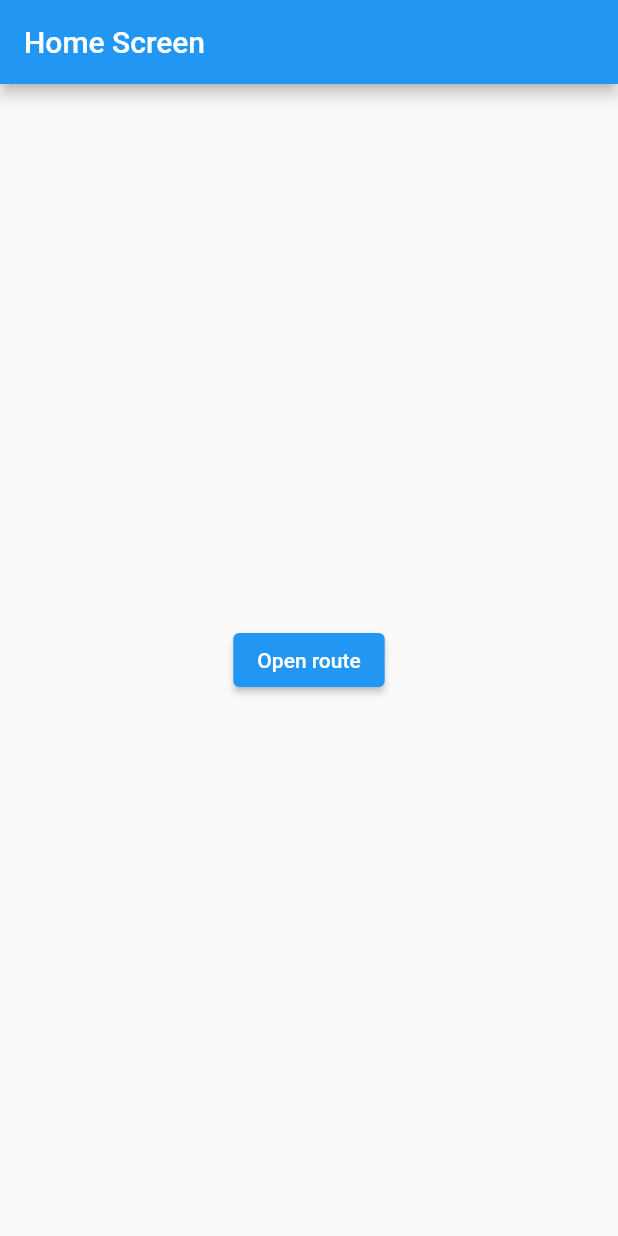
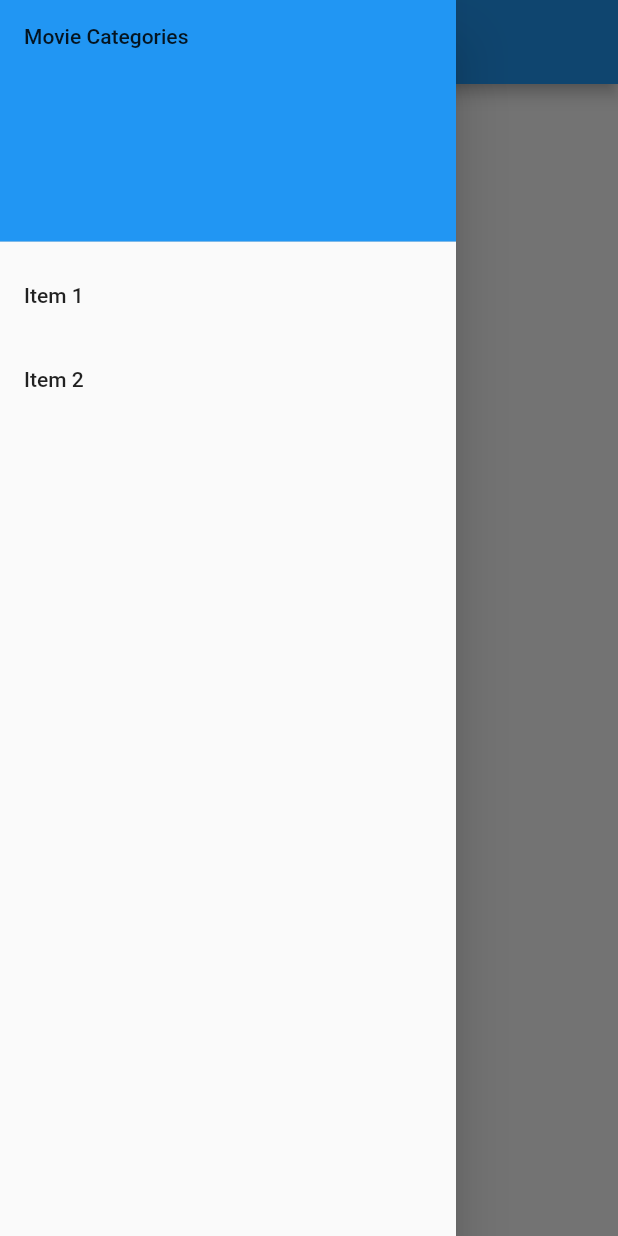
Before and after one commit to foobaragency/bench-movie-app-monorepo, a Flutter app: the screen it shows after launch, with the side drawer open (before the commit the screen has no drawer), on a phone screen of 412 x 824 dp. Run offline on Flutter 3.47's test engine with Material 2 defaults, Android fonts, the phone set to English and light mode, and no system bars.

Commit message:
feat: create custom scaffold and category drawer

```diff
--- /dev/null
+++ b/apps/bench-flutter-movie-app/movie_app/lib/layout/movie_app_scaffold.dart
@@ -0,0 +1,26 @@
+import 'package:flutter/material.dart';
+import 'package:flutter/widgets.dart';
+import 'package:movie_app/widgets/movie_category_drawer.dart';
+
+class MovieAppScaffold extends StatelessWidget {
+  final String title;
+  final Widget body;
+  final bool showsCategoryDrawer;
+
+  const MovieAppScaffold(
+      {super.key,
+      required this.title,
+      required this.body,
+      this.showsCategoryDrawer = false});
+
+  @override
+  Widget build(BuildContext context) {
+    return Scaffold(
+      appBar: AppBar(
+        title: Text(title),
+      ),
+      body: body,
+      drawer: showsCategoryDrawer ? const MovieCategoryDrawer() : null,
+    );
+  }
+}
--- a/apps/bench-flutter-movie-app/movie_app/lib/screens/home_screen.dart
+++ b/apps/bench-flutter-movie-app/movie_app/lib/screens/home_screen.dart
@@ -1,4 +1,5 @@
 import 'package:flutter/material.dart';
+import 'package:movie_app/layout/movie_app_scaffold.dart';
 import 'package:movie_app/screens/movie_details_screen.dart';
 
 class HomeScreen extends StatelessWidget {
@@ -6,10 +7,8 @@ class HomeScreen extends StatelessWidget {
 
   @override
   Widget build(BuildContext context) {
-    return Scaffold(
-      appBar: AppBar(
-        title: const Text('Home Screen'),
-      ),
+    return MovieAppScaffold(
+      title: 'Home Screen',
       body: Center(
         child: ElevatedButton(
           child: const Text('Open route'),
@@ -22,6 +21,7 @@ class HomeScreen extends StatelessWidget {
           },
         ),
       ),
+      showsCategoryDrawer: true,
     );
   }
 }
--- /dev/null
+++ b/apps/bench-flutter-movie-app/movie_app/lib/widgets/movie_category_drawer.dart
@@ -0,0 +1,26 @@
+import 'package:flutter/material.dart';
+
+class MovieCategoryDrawer extends StatelessWidget {
+  const MovieCategoryDrawer({super.key});
+
+  @override
+  Widget build(BuildContext context) {
+    return Drawer(
+      child: ListView(
+        padding: EdgeInsets.zero,
+        children: const [
+          DrawerHeader(
+            decoration: BoxDecoration(color: Colors.blue),
+            child: Text('Movie Categories'),
+          ),
+          ListTile(
+            title: Text('Item 1'),
+          ),
+          ListTile(
+            title: Text('Item 2'),
+          ),
+        ],
+      ),
+    );
+  }
+}
```
